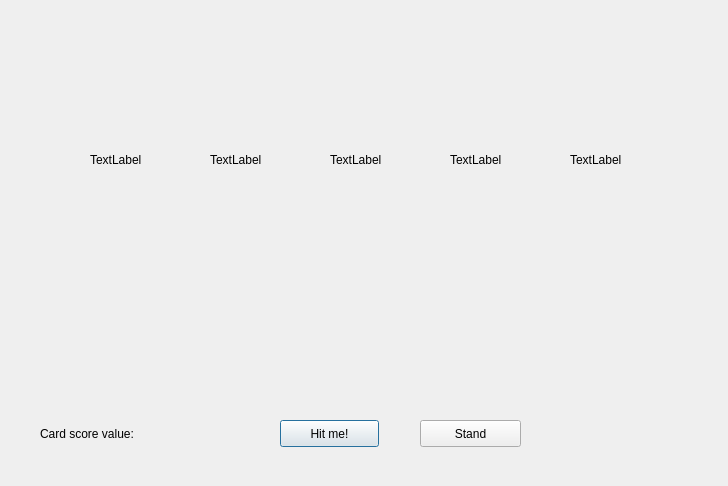
This is blackjack.ui in Oja95/CardGames as Qt 5 draws it before an edit. The edited form follows.
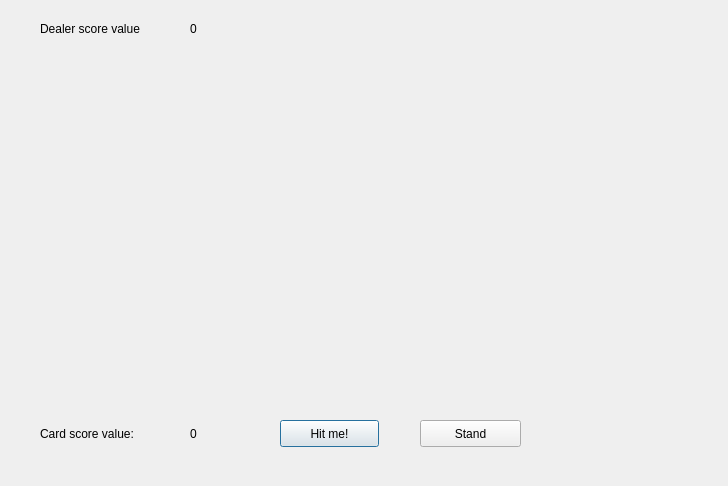
This is the edited form.

Commit message: Add drawing cards for dealer and score showing

The edit to the form file:
```diff
--- a/blackjack.ui
+++ b/blackjack.ui
@@ -114,7 +114,7 @@
     </rect>
    </property>
    <property name="text">
-    <string>TextLabel</string>
+    <string/>
    </property>
   </widget>
   <widget class="QLabel" name="label_7">
@@ -127,7 +127,7 @@
     </rect>
    </property>
    <property name="text">
-    <string>TextLabel</string>
+    <string/>
    </property>
   </widget>
   <widget class="QLabel" name="label_8">
@@ -140,7 +140,7 @@
     </rect>
    </property>
    <property name="text">
-    <string>TextLabel</string>
+    <string/>
    </property>
   </widget>
   <widget class="QLabel" name="label_9">
@@ -153,7 +153,7 @@
     </rect>
    </property>
    <property name="text">
-    <string>TextLabel</string>
+    <string/>
    </property>
   </widget>
   <widget class="QLabel" name="label_10">
@@ -166,7 +166,7 @@
     </rect>
    </property>
    <property name="text">
-    <string>TextLabel</string>
+    <string/>
    </property>
   </widget>
   <widget class="QLabel" name="label_11">
@@ -174,7 +174,7 @@
     <rect>
      <x>40</x>
      <y>420</y>
-     <width>151</width>
+     <width>121</width>
      <height>27</height>
     </rect>
    </property>
@@ -182,6 +182,45 @@
     <string>Card score value: </string>
    </property>
   </widget>
+  <widget class="QLabel" name="label_12">
+   <property name="geometry">
+    <rect>
+     <x>190</x>
+     <y>420</y>
+     <width>50</width>
+     <height>27</height>
+    </rect>
+   </property>
+   <property name="text">
+    <string>0</string>
+   </property>
+  </widget>
+  <widget class="QLabel" name="label_13">
+   <property name="geometry">
+    <rect>
+     <x>40</x>
+     <y>20</y>
+     <width>141</width>
+     <height>17</height>
+    </rect>
+   </property>
+   <property name="text">
+    <string>Dealer score value</string>
+   </property>
+  </widget>
+  <widget class="QLabel" name="label_14">
+   <property name="geometry">
+    <rect>
+     <x>190</x>
+     <y>20</y>
+     <width>67</width>
+     <height>17</height>
+    </rect>
+   </property>
+   <property name="text">
+    <string>0</string>
+   </property>
+  </widget>
  </widget>
  <resources/>
  <connections/>
```
The commit also changes 2 other files.
